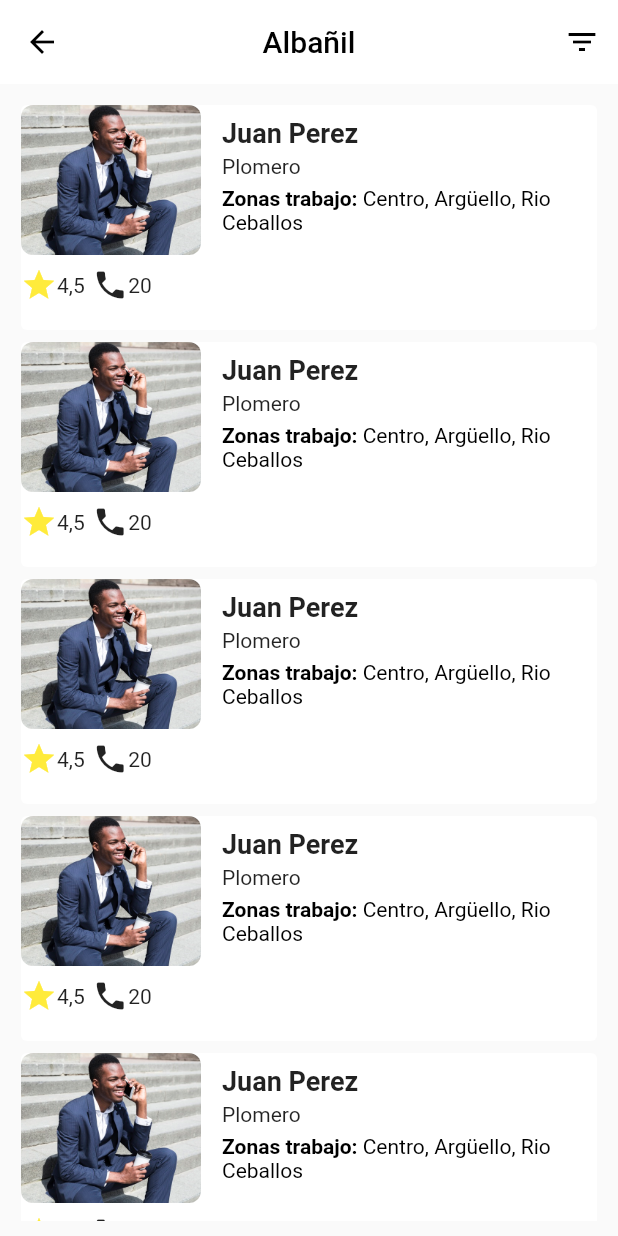
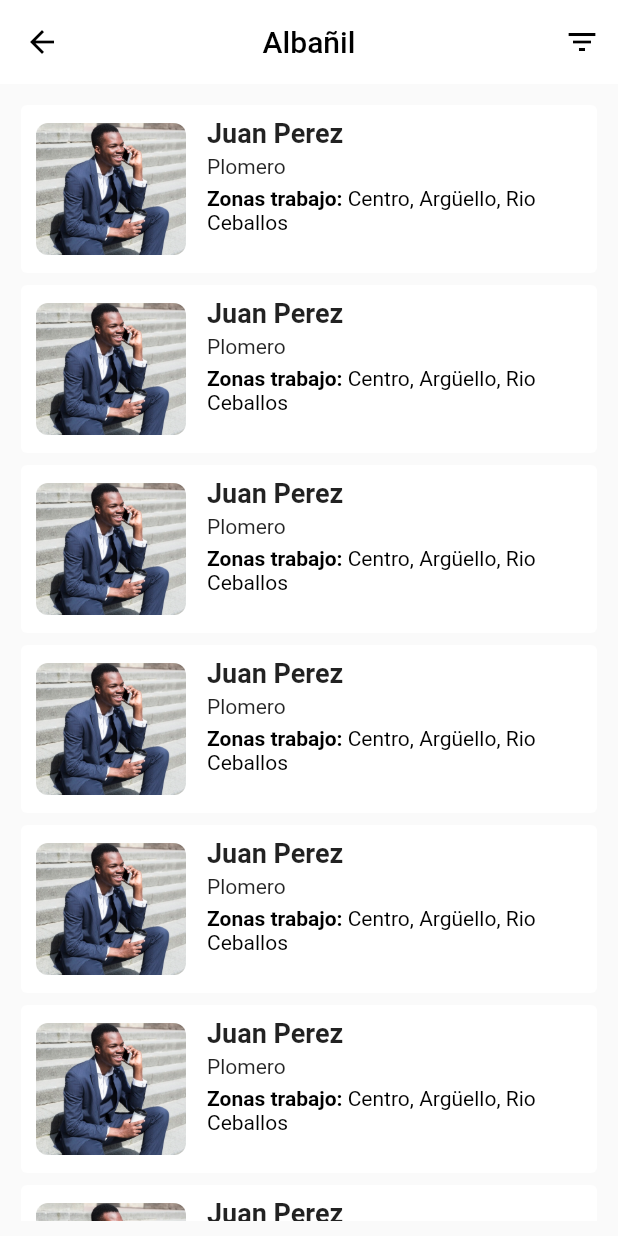
Before and after one commit to guillermolopez3/ecommerce, a Flutter app: the screen it shows after launch, after a tap on "Albañil", on a phone screen of 412 x 824 dp. Run offline on Flutter 3.47's test engine with Material 2 defaults, Android fonts, the phone set to English and light mode, and no system bars.

Commit message:
mejoras en la intefaz

```diff
--- a/e_commerce/lib/categoria_detalle.dart
+++ b/e_commerce/lib/categoria_detalle.dart
@@ -57,22 +57,33 @@ class CategoriaDetalle extends StatelessWidget {
   }
 
   Widget _listItem(String nombre, String descripcion, String zonas, int nroHero){
-    return InkWell(
-      onTap: (){
-        Navigator.push(context, MaterialPageRoute(builder: (context)=> Perfil(name: nombre,nroHero: nroHero,)));
-      },
-      child: Container(
-        child: Card(
-          color: Colors.white,
-          elevation: 0.0,
+    return Container(
+      height: 120,
+      child: Card(
+        color: Colors.white,
+        elevation: 0.0,
+        child: InkWell(
+          onTap: (){
+            Navigator.push(context, MaterialPageRoute(builder: (context)=> Perfil(name: nombre,nroHero: nroHero,)));
+          },
           child: Row(
             mainAxisAlignment: MainAxisAlignment.center,
             crossAxisAlignment: CrossAxisAlignment.start,
             children: <Widget>[
-              Container(
-                width: 120,
-                height: 150,
-                child: _imagenYReputacion(nroHero)
+              Padding(
+                padding: const EdgeInsets.only(top: 12.0, bottom: 12.0, left: 10),
+                child: Hero(
+                  tag: nroHero,
+                  child: ClipRRect(
+                    borderRadius: BorderRadius.circular(8),
+                    child: Image.asset(
+                      'assets/img/perfil.jpg',
+                      height: 100,
+                      width: 100,
+                      fit: BoxFit.cover,
+                    ),
+                  ),
+                ),
               ),
               SizedBox(width: 14),
               Expanded(
@@ -113,48 +124,11 @@ class CategoriaDetalle extends StatelessWidget {
               )
             ],
           ),
+        ),
 
-        ),
       ),
     );
   }
-
-  _imagenYReputacion(int nroH)=> Column(
-    children: <Widget>[
-      Hero(
-        tag: nroH,
-        child: ClipRRect(
-          borderRadius: BorderRadius.circular(8),
-          child: Image.asset(
-            'assets/img/perfil.jpg',
-            height: 100,
-            fit: BoxFit.cover,
-          ),
-        ),
-      ),
-      Padding(
-        padding: const EdgeInsets.only(top:8.0),
-        child: Row(
-          children: <Widget>[
-            Icon(Icons.star, color: Colors.yellow,),
-            Text(
-              '4,5',
-              style: TextStyle(fontWeight: FontWeight.w400),
-            ),
-            SizedBox(width: 5.0,),
-            Icon(Icons.phone),
-            Text(
-              '20',
-              style: TextStyle(fontWeight: FontWeight.w400),
-            )
-          ],
-        ),
-      )
-    ],
-  );
-
-
-
 }
 
 
--- a/e_commerce/lib/elegir_categoria.dart
+++ b/e_commerce/lib/elegir_categoria.dart
@@ -85,6 +85,10 @@ class ElegirCategoria extends StatelessWidget {
       child: Card(
         color: Colors.white,
         elevation: 4.0,
+        child: InkWell(
+          onTap: (){
+            Navigator.push(mContext, MaterialPageRoute(builder: (context)=>CategoriaDetalle(titlulo: titulo)));
+          },
           child: Padding(
             padding: const EdgeInsets.all(8.0),
             child: Column(
@@ -101,6 +105,7 @@ class ElegirCategoria extends StatelessWidget {
                   ),
                 )
               ],
+            ),
           ),
         ),
 
@@ -130,15 +135,15 @@ class ElegirCategoria extends StatelessWidget {
   }
 
   _listItemTodasLascategorias(String titulo) {
-    return InkWell(
-      onTap: (){
-        Navigator.push(mContext, MaterialPageRoute(builder: (context)=>CategoriaDetalle(titlulo: titulo)));
-      },
-      child: Container(
+    return Container(
       height: 80,
       child: Card(
         color: Colors.white,
         elevation: 0.0,
+        child: InkWell(
+          onTap: (){
+            Navigator.push(mContext, MaterialPageRoute(builder: (context)=>CategoriaDetalle(titlulo: titulo)));
+          },
           child: Padding(
             padding: const EdgeInsets.all(8.0),
             child: Row(
@@ -157,8 +162,8 @@ class ElegirCategoria extends StatelessWidget {
               ],
             ),
           ),
+        ),
 
-        ),
       ),
     );
   }
--- a/e_commerce/pubspec.yaml
+++ b/e_commerce/pubspec.yaml
@@ -26,6 +26,7 @@ dependencies:
   shrine_images: ^1.1.2
   firebase_auth:
   google_sign_in:
+
   firebase_storage: ^3.0.2
   cloud_firestore: ^0.12.5+2
 
```
Lines whose indentation alone changed are shown as unchanged.
